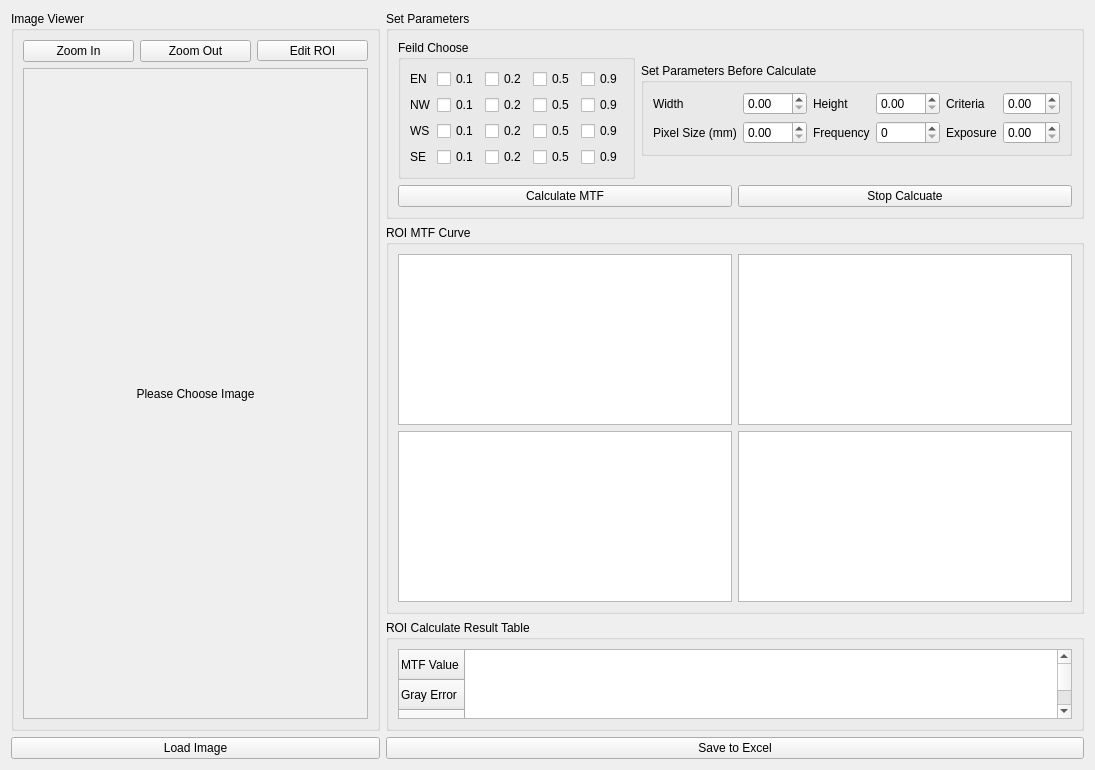
The window that lnxmtfprototype.ui (Wanncye/MechMindQtMTF) describes before a commit, drawn with Qt 5.
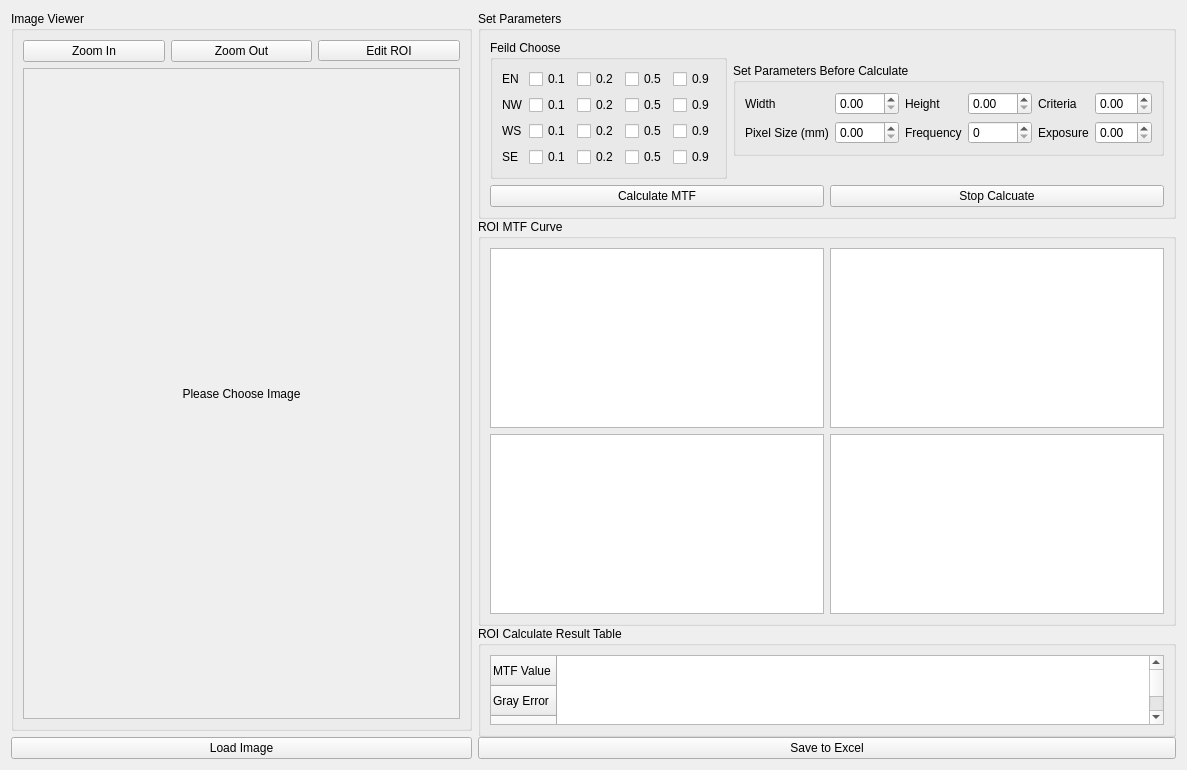
The same window after the commit. Custom widgets are drawn as their Qt base class.

Patch:
```diff
--- a/lnxmtfprototype.ui
+++ b/lnxmtfprototype.ui
@@ -6,7 +6,7 @@
    <rect>
     <x>0</x>
     <y>0</y>
-    <width>1095</width>
+    <width>1187</width>
     <height>770</height>
    </rect>
   </property>
@@ -119,7 +119,10 @@
     </layout>
    </item>
    <item>
-    <layout class="QVBoxLayout" name="operatorPart" stretch="1,10,2,1">
+    <layout class="QVBoxLayout" name="operatorPart" stretch="2,20,1,1">
+     <property name="spacing">
+      <number>0</number>
+     </property>
      <property name="sizeConstraint">
       <enum>QLayout::SetMaximumSize</enum>
      </property>
```
